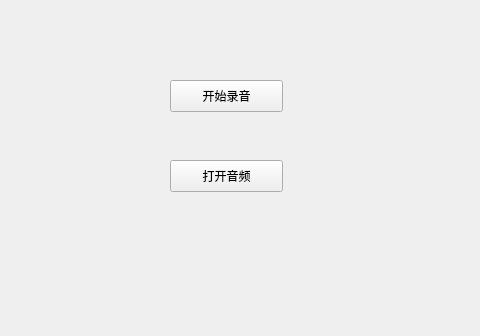
Old version of the form mainwindow.ui in the repository jianronglu/ffmpegAudio; both pictures show x 0 to 480 and y 0 to 336 of the 800 by 600 pixel window.
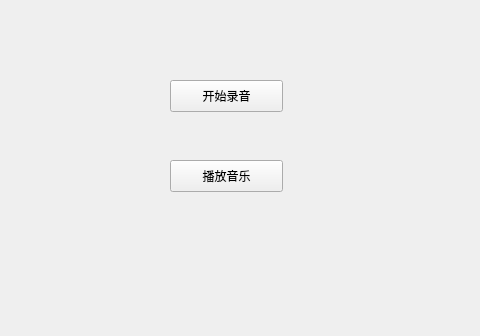
New version of the form.

Commit message: 修改播放音频的bug

The edit to the form file:
```diff
--- a/mainwindow.ui
+++ b/mainwindow.ui
@@ -37,7 +37,7 @@
      </rect>
     </property>
     <property name="text">
-     <string>打开音频</string>
+     <string>播放音乐</string>
     </property>
    </widget>
   </widget>
```
The commit also changes 4 other files.
